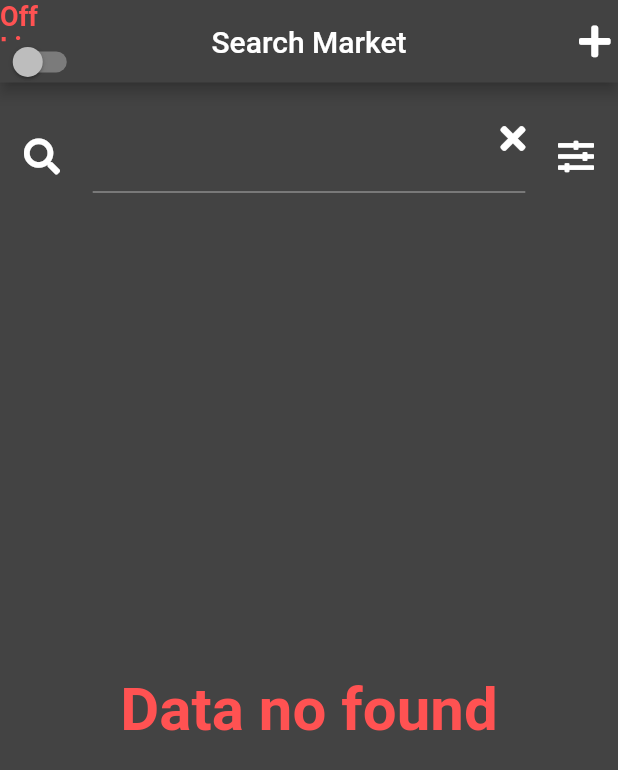
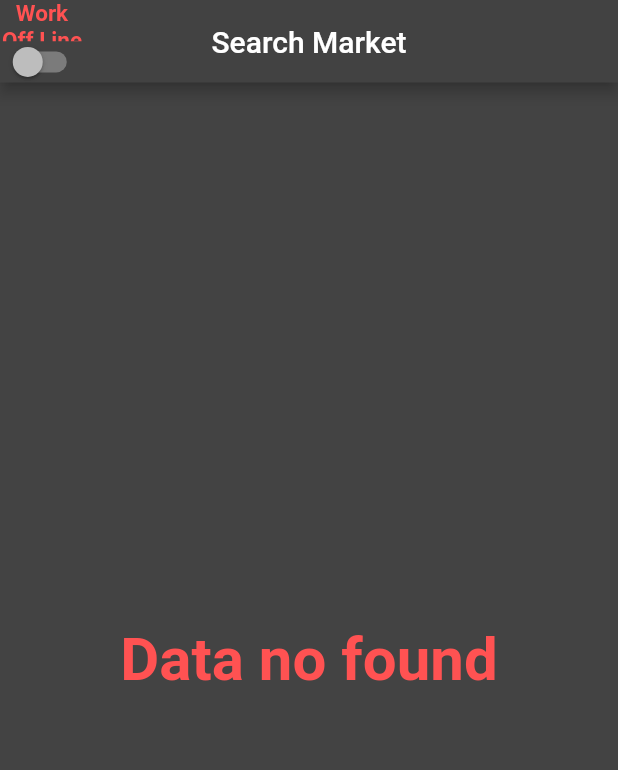
Before and after one commit to chijuelo/apt_test_flutter_dev, a Flutter app: the SearchPage screen opened by its route, on a phone screen of 412 x 824 dp. Shown: the top 770 px of the screen. Run offline on Flutter 3.47's test engine with Material 2 defaults, Android fonts, the light colour scheme and no system bars; our stand-ins replace carousel_slider, font_awesome_flutter, google_nav_bar, internet_connection_checker, modal_progress_hud_nsn, rxdart and 1 more; missing offline and left inert: shared_preferences_web; accounts and stored records are empty.

Commit message:
fix last errors

```diff
--- a/lib/widgets/pages/categories_page.dart
+++ b/lib/widgets/pages/categories_page.dart
@@ -57,7 +57,9 @@ class _CategoriesPageState extends State<CategoriesPage> {
     List<Widget> _column1 = [];
     List<Widget> _column2 = [];
 
-    if (_sort != sort.noSort && !Config.categories.containsValue(true)) {
+    if (_sort != sort.noSort &&
+        !Config.categories.containsValue(true) &&
+        Config.onLine) {
       Config.categories['Name'] = true;
     }
 
--- a/lib/widgets/pages/search_page.dart
+++ b/lib/widgets/pages/search_page.dart
@@ -39,7 +39,7 @@ class _SearchPageState extends State<SearchPage> {
     final aux = _pref.catSelSearch;
     aux.map((e) => Config.categories[e] = true).toList();
 
-    _marketsPref = jsonDecode(_pref.markets);
+    if (_pref.markets != '') _marketsPref = jsonDecode(_pref.markets);
 
     _searchTEC.addListener(() {
       if (_searchTEC.text != '') {
@@ -120,6 +120,7 @@ class _SearchPageState extends State<SearchPage> {
               _markets.add(MarketModel.fromJson(m));
             }).toList();
           } else {
+            Config.onLine = true;
             if (Config.flagShowAlert) {
               Config.flagShowAlert = false;
               showAlert(context, 'You ar offline, please connet and try again.',
@@ -139,7 +140,8 @@ class _SearchPageState extends State<SearchPage> {
       child: SafeArea(
           child: Padding(
         padding: const EdgeInsets.all(16),
-        child: Column(
+        child: data.length != 0
+            ? Column(
                 children: [
                   Expanded(flex: 1, child: _searchWidget()),
                   Expanded(
@@ -149,9 +151,13 @@ class _SearchPageState extends State<SearchPage> {
                       interactive: true,
                       child: Padding(
                         padding: const EdgeInsets.all(8.0),
-                  child: data.length != 0
-                      ? ListView(
+                        child: ListView(
                           children: _marketsCards(data),
+                        ),
+                      ),
+                    ),
+                  ),
+                ],
               )
             : Center(
                 child: Text(
@@ -161,11 +167,6 @@ class _SearchPageState extends State<SearchPage> {
                     fontWeight: FontWeight.bold,
                     color: Colors.redAccent),
               )),
-                ),
-              ),
-            ),
-          ],
-        ),
       )),
       onRefresh: () async {
         setState(() {
--- a/lib/widgets/utils/alert.dart
+++ b/lib/widgets/utils/alert.dart
@@ -28,7 +28,7 @@ void showAlert(BuildContext context, String menssage, bool isOk, bool back2) {
                     isOk ? Colors.lightGreen : Colors.redAccent),
               ),
               child: const Text(
-                'Aceptar',
+                'Acept',
               ),
               onPressed: () {
                 Config.flagShowAlert = true;
--- a/lib/widgets/utils/appbar.dart
+++ b/lib/widgets/utils/appbar.dart
@@ -27,11 +27,12 @@ class CustomAppBarState extends State<CustomAppBar> {
         children: [
           Expanded(
             child: Text(
-              '${Config.onLine ? 'On' : 'Off'} Line',
+              'Work ${Config.onLine ? 'On' : 'Off'} Line',
               style: TextStyle(
-                  fontSize: 18,
+                  fontSize: 15,
                   fontWeight: FontWeight.bold,
                   color: Config.onLine ? Colors.lightGreen : Colors.redAccent),
+              textAlign: TextAlign.center,
             ),
           ),
           Expanded(
@@ -40,6 +41,8 @@ class CustomAppBarState extends State<CustomAppBar> {
               onChanged: (value) {
                 setState(() {
                   Config.onLine = value;
+                  Navigator.of(context).pushNamedAndRemoveUntil(
+                      '/home', (Route<dynamic> route) => false);
                 });
               },
               activeColor: Config.onLine ? Colors.lightGreen : Colors.redAccent,
@@ -84,7 +87,8 @@ class CustomAppBarState extends State<CustomAppBar> {
         //         ),
         //       )
         //     : const SizedBox(),
-        Padding(
+        Config.onLine
+            ? Padding(
                 padding: const EdgeInsets.symmetric(horizontal: 5.0),
                 child: GestureDetector(
                   child: const Center(
@@ -95,7 +99,8 @@ class CustomAppBarState extends State<CustomAppBar> {
                   ),
                   onTap: () => Navigator.of(context).pushNamed('/market'),
                 ),
-        ),
+              )
+            : const SizedBox(),
         // Padding(
         //   padding: const EdgeInsets.symmetric(horizontal: 5.0),
         //   child: GestureDetector(
```
Also changed, not shown: lib/widgets/pages/home_page.dart (+56 -58 lines), lib/widgets/pages/market_page.dart (+6 -2 lines), 1 other file. Lines whose indentation alone changed are shown as unchanged.
